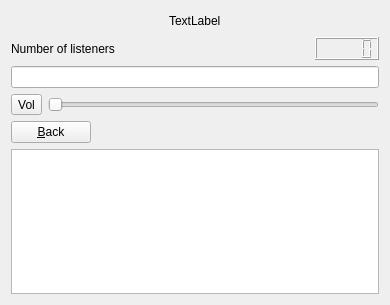
Before: the Qt Designer form GoodVibes-Client/playerwidget.ui in spacesh1p/GoodVibes-Radio, drawn with Qt 5.
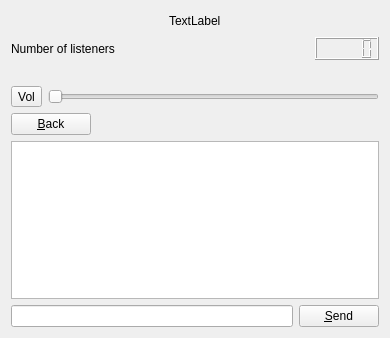
After: the same form once the commit is applied. Icons and pictures are not drawn.

```diff
--- a/GoodVibes-Client/playerwidget.ui
+++ b/GoodVibes-Client/playerwidget.ui
@@ -7,7 +7,7 @@
     <x>0</x>
     <y>0</y>
     <width>390</width>
-    <height>305</height>
+    <height>338</height>
    </rect>
   </property>
   <property name="windowTitle">
@@ -94,9 +94,9 @@
    <item>
     <layout class="QVBoxLayout" name="verticalLayout">
      <item>
-      <widget class="QLineEdit" name="songNameLine">
-       <property name="readOnly">
-        <bool>true</bool>
+      <widget class="QLabel" name="songNameLine">
+       <property name="text">
+        <string/>
        </property>
       </widget>
      </item>
@@ -167,6 +167,20 @@
      </property>
     </widget>
    </item>
+   <item>
+    <layout class="QHBoxLayout" name="horizontalLayout_5">
+     <item>
+      <widget class="QLineEdit" name="msgEdit"/>
+     </item>
+     <item>
+      <widget class="QPushButton" name="cmdSend">
+       <property name="text">
+        <string>&amp;Send</string>
+       </property>
+      </widget>
+     </item>
+    </layout>
+   </item>
   </layout>
  </widget>
  <resources/>
```
Left out of the diff: 8 changed lines with no effect on the pictures.
